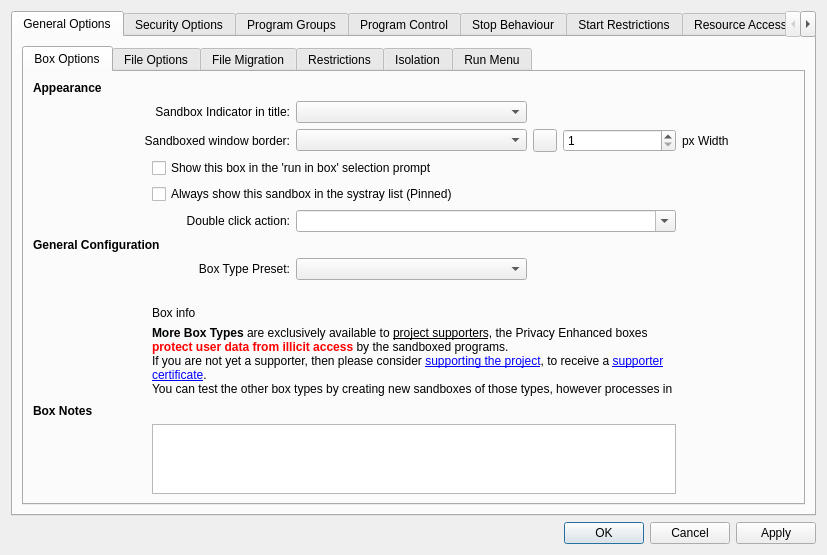
The window that SandboxiePlus/SandMan/Forms/OptionsWindow.ui (offhub/Sandboxie-AI) describes before a commit, drawn with Qt 5.
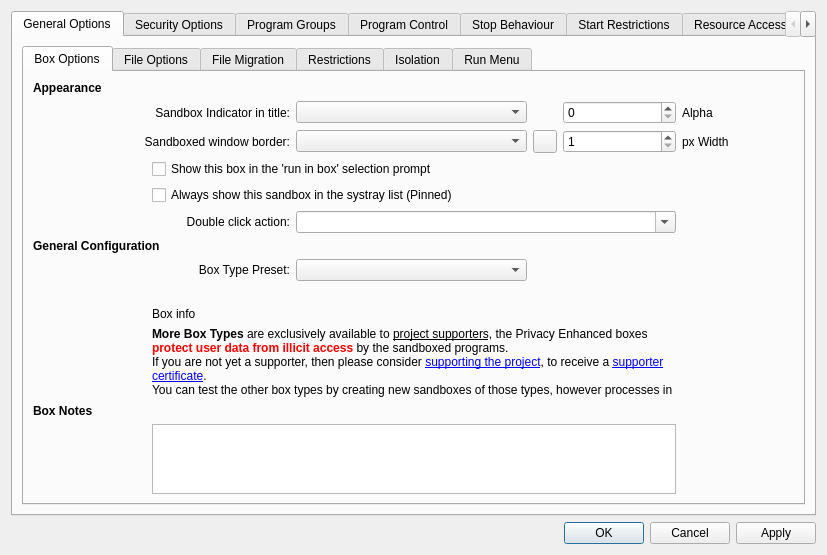
The same window after the commit. The open tabs and pages were chosen to show the change.

The edit to the form file:
```diff
--- a/SandboxiePlus/SandMan/Forms/OptionsWindow.ui
+++ b/SandboxiePlus/SandMan/Forms/OptionsWindow.ui
@@ -312,6 +312,23 @@
                  </property>
                 </widget>
                </item>
+               <item row="1" column="6">
+                <widget class="QSpinBox" name="spinBorderAlpha">
+                 <property name="maximum">
+                  <number>255</number>
+                 </property>
+                </widget>
+               </item>
+               <item row="1" column="7">
+                <widget class="QLabel" name="label_75">
+                 <property name="text">
+                  <string>Alpha</string>
+                 </property>
+                 <property name="buddy">
+                  <cstring>spinBorderAlpha</cstring>
+                 </property>
+                </widget>
+               </item>
               </layout>
              </item>
             </layout>
```
